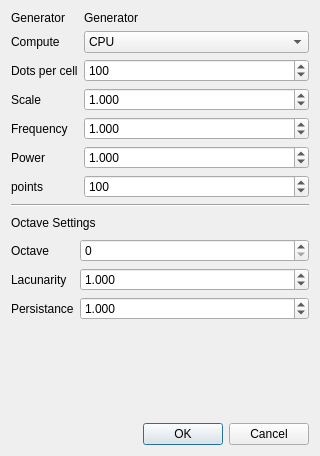
Above: src/apps/generator_settings_dialog.ui from b3h4re/world-gen before the change. Below: the same form after it.
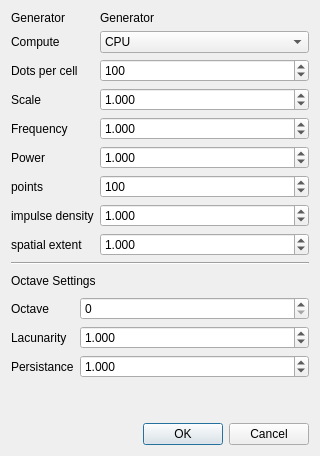
That is the form after the change.

Commit message: gabor noise settings

```diff
--- a/src/apps/generator_settings_dialog.ui
+++ b/src/apps/generator_settings_dialog.ui
@@ -169,6 +169,58 @@
        </property>
       </widget>
      </item>
+     <item row="7" column="0">
+      <widget class="QLabel" name="impulseDensityLabel">
+       <property name="text">
+        <string>impulse density</string>
+       </property>
+      </widget>
+     </item>
+     <item row="7" column="1">
+      <widget class="QDoubleSpinBox" name="impulseDensitySpinBox">
+       <property name="decimals">
+        <number>3</number>
+       </property>
+       <property name="minimum">
+        <double>-1000000.000000000000000</double>
+       </property>
+       <property name="maximum">
+        <double>1000000.000000000000000</double>
+       </property>
+       <property name="singleStep">
+        <double>0.100000000000000</double>
+       </property>
+       <property name="value">
+        <double>1.000000000000000</double>
+       </property>
+      </widget>
+     </item>
+     <item row="8" column="0">
+      <widget class="QLabel" name="spatialExtentLabel">
+       <property name="text">
+        <string>spatial extent</string>
+       </property>
+      </widget>
+     </item>
+     <item row="8" column="1">
+      <widget class="QDoubleSpinBox" name="spatialExtentSpinBox">
+       <property name="decimals">
+        <number>3</number>
+       </property>
+       <property name="minimum">
+        <double>-1000000.000000000000000</double>
+       </property>
+       <property name="maximum">
+        <double>1000000.000000000000000</double>
+       </property>
+       <property name="singleStep">
+        <double>0.100000000000000</double>
+       </property>
+       <property name="value">
+        <double>1.000000000000000</double>
+       </property>
+      </widget>
+     </item>
     </layout>
    </item>
    <item>
```
Left out of the diff: 26 changed lines with no effect on the pictures. The commit also changes 2 other files.
